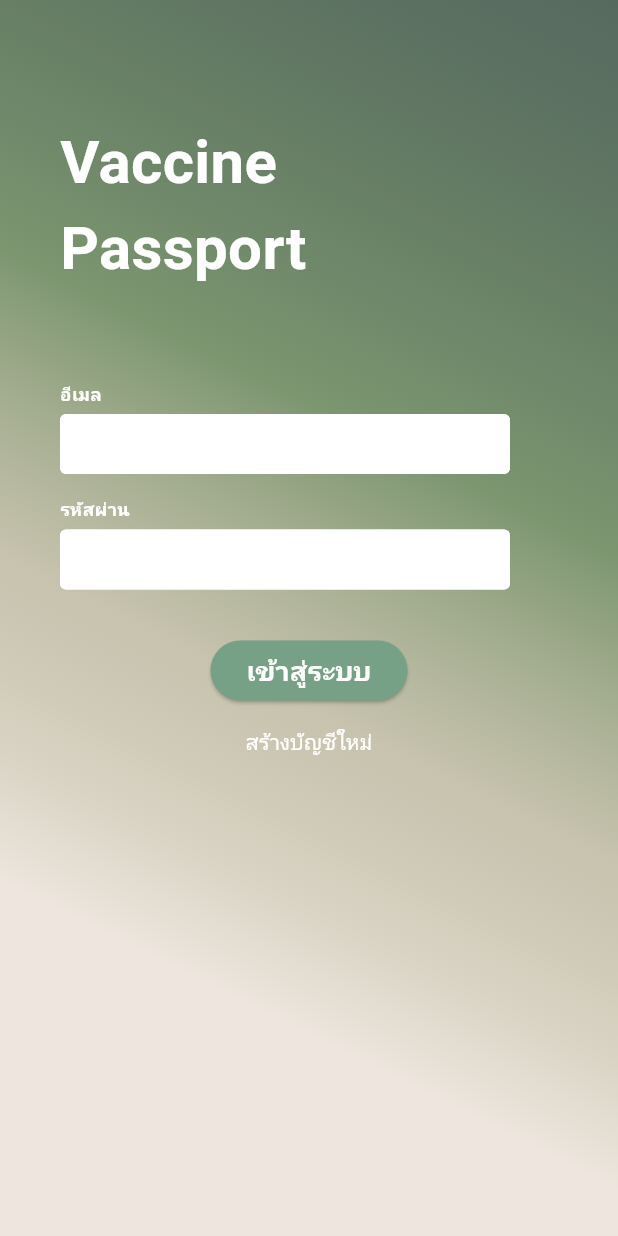
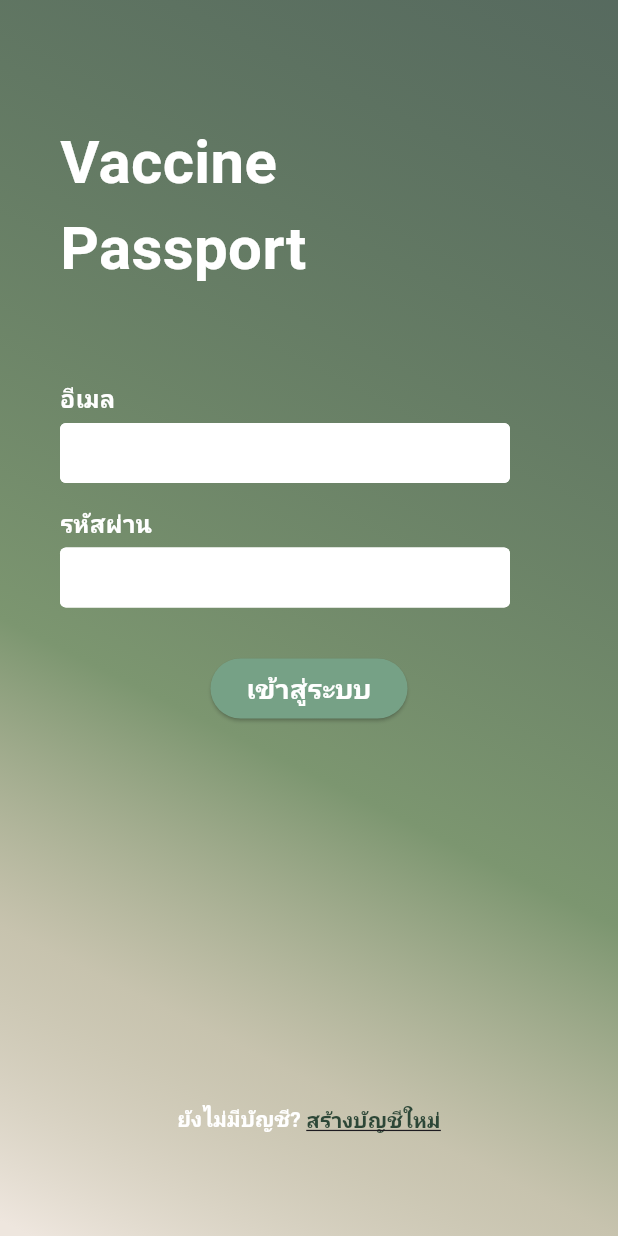
Before and after one commit to u6587051/DST66-1_ITDS283_MobileApplication, a Flutter app: the LogInPage screen opened directly, on a phone screen of 412 x 824 dp. Run offline on Flutter 3.47's test engine with Material 3 defaults, Android fonts, the phone set to English and light mode, and no system bars; our stand-ins replace carousel_slider, firebase_auth, firebase_core, form_field_validator, go_router, google_maps_flutter and 1 more; accounts and stored records are empty; Roboto replaces fonts that are missing (Kanit).

Commit message:
Login UI

```diff
--- a/pj_vaccinepassport/lib/common_pages/login-page.dart
+++ b/pj_vaccinepassport/lib/common_pages/login-page.dart
@@ -15,7 +15,7 @@ class LogInPage extends StatelessWidget {
           gradient: LinearGradient(
             begin: Alignment.topRight,
             end: Alignment.bottomLeft,
-            stops: [0, 0.36, 0.56, 0.77],
+            stops: [0, 0.60, 0.80, 0.99],
             colors: [
               Color.fromARGB(204, 45, 71, 55),
               Color.fromARGB(255, 124, 150, 112),
@@ -70,7 +70,7 @@ class LogInPage extends StatelessWidget {
                         textAlign: TextAlign.left,
                         style: TextStyle(
                           color: Colors.white,
-                          fontSize: 12,
+                          fontSize: 16,
                           fontFamily: 'Kanit',
                           fontWeight: FontWeight.bold,
                         ),
@@ -80,6 +80,7 @@ class LogInPage extends StatelessWidget {
                         width: 300,
                         height: 40,
                         child: TextField(
+                          keyboardType: TextInputType.emailAddress,
                           decoration: InputDecoration(
                             fillColor: Colors.white,
                             filled: true,
@@ -111,7 +112,7 @@ class LogInPage extends StatelessWidget {
                         textAlign: TextAlign.left,
                         style: TextStyle(
                           color: Colors.white,
-                          fontSize: 12,
+                          fontSize: 16,
                           fontFamily: 'Kanit',
                           fontWeight: FontWeight.bold,
                         ),
@@ -121,6 +122,8 @@ class LogInPage extends StatelessWidget {
                         width: 300,
                         height: 40,
                         child: TextField(
+                          keyboardType: TextInputType.visiblePassword,
+                          obscureText: true,
                           decoration: InputDecoration(
                             fillColor: Colors.white,
                             filled: true,
@@ -156,6 +159,7 @@ class LogInPage extends StatelessWidget {
                   ),
                 ),
               ),
+              SizedBox(height: 240,),
               Container(
                 alignment: Alignment.bottomCenter,
                 child: TextButton(
@@ -166,9 +170,20 @@ class LogInPage extends StatelessWidget {
                           builder: (context) => const CreateAccount1()),
                     );
                   },
-                  child: Text(
-                    'สร้างบัญชีใหม่',
-                    style: TextStyle(color: Colors.white),
+                  child: Row(
+                    mainAxisAlignment: MainAxisAlignment.center,
+                    children: [
+                      Text(
+                        'ยังไม่มีบัญชี? ',
+                        style: TextStyle(color: Colors.white, fontWeight: FontWeight.bold),
+                      ),
+                      Text('สร้างบัญชีใหม่',
+                          style: TextStyle(
+                            color: Color(0xFF2D4737),
+                            fontWeight: FontWeight.bold,
+                            decoration: TextDecoration.underline,
+                          ))
+                    ],
                   ),
                 ),
               ),
--- a/pj_vaccinepassport/lib/create_account/create-account_2.dart
+++ b/pj_vaccinepassport/lib/create_account/create-account_2.dart
@@ -4,6 +4,7 @@ import 'package:flutter/material.dart';
 import 'package:flutter/services.dart';
 import 'package:form_field_validator/form_field_validator.dart';
 import 'package:intl/intl.dart';
+import 'package:pj_vaccinepassport/common_pages/login-page.dart';
 import 'package:pj_vaccinepassport/model/Profile.dart';
 
 class CreateAccount2 extends StatefulWidget {
@@ -327,8 +328,10 @@ class _CreateAccount2State extends State<CreateAccount2> {
                                       email: widget.profile.Email,
                                       password: widget.profile.Password);
                               formkey.currentState?.reset();
+                              Navigator.of(context)..pop()..pop();
                             } on FirebaseAuthException catch (e) {
                               print(e.message);
+
                             }
                           }
                         },
--- a/pj_vaccinepassport/lib/main.dart
+++ b/pj_vaccinepassport/lib/main.dart
@@ -19,6 +19,6 @@ class MyApp extends StatelessWidget {
     return MaterialApp(
         title: 'Vaccine Passport',
         debugShowCheckedModeBanner: false,
-        home: CreateAccount1());
+        home: LogInPage());
   }
 }
```
Also changed, not shown: pj_vaccinepassport/pubspec.lock.
